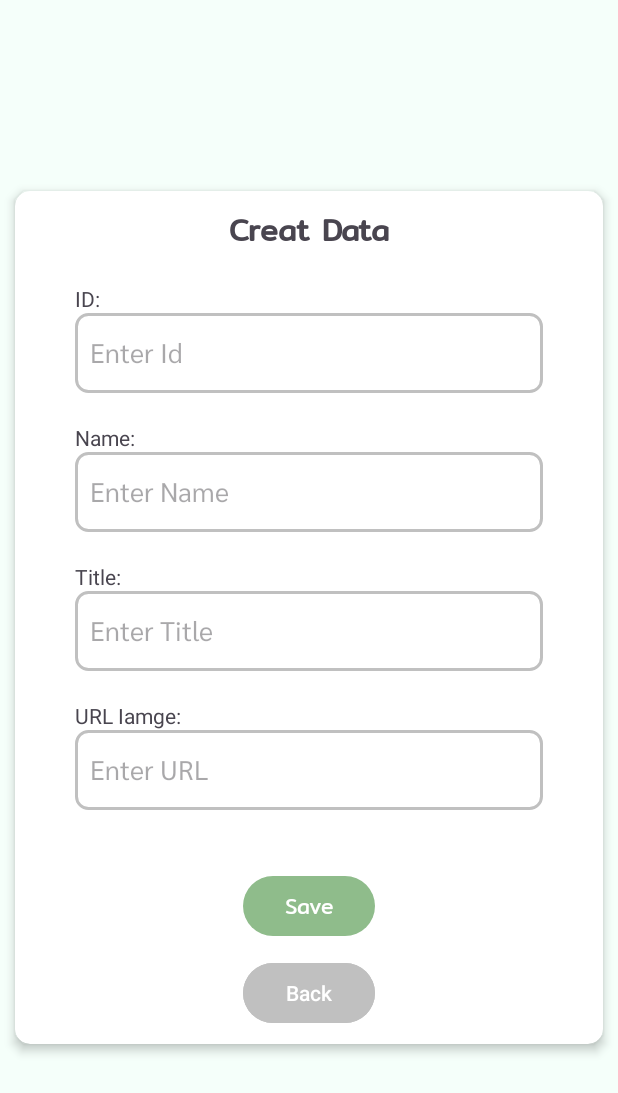
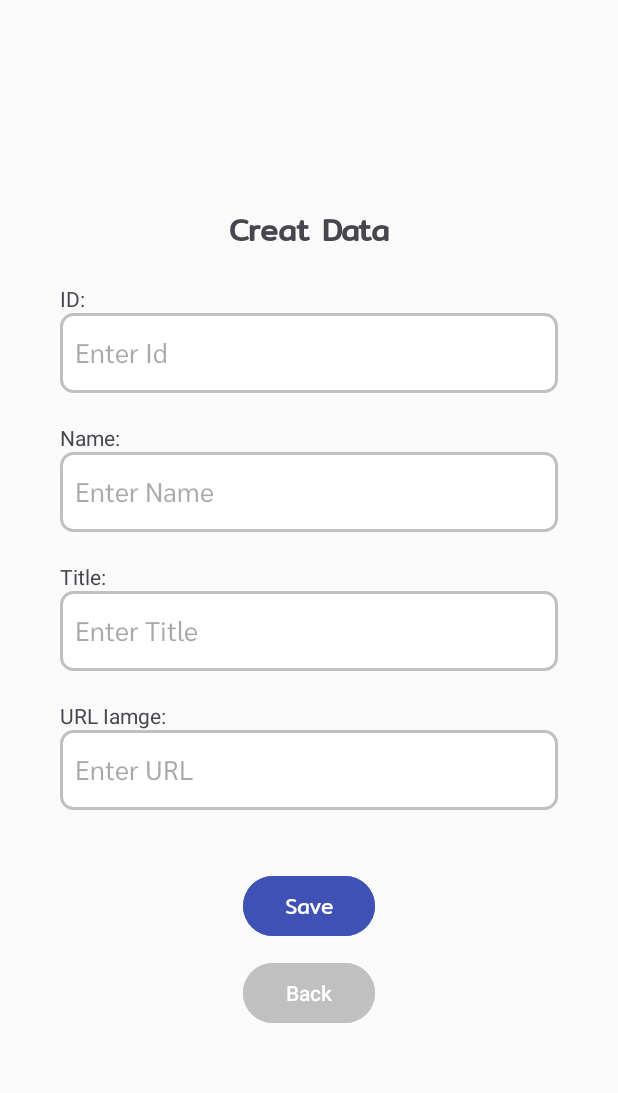
Before and after one commit to Demithier01/Cactus, an Android app: the AddDataFragment screen opened through its navigation route, on a phone screen of 412 x 824 dp. Shown: the top 1093 px of the screen. Run offline under Robolectric (Android 15) with nearby library versions, the phone set to English and light mode, and no system bars.

Commit message:
update UI

```diff
--- a/app/src/main/java/com/example/cactus/AddDataFragment.kt
+++ b/app/src/main/java/com/example/cactus/AddDataFragment.kt
@@ -10,8 +10,10 @@ import androidx.lifecycle.ViewModelProvider
 import androidx.navigation.fragment.findNavController
 import com.example.cactus.api.RetrofitInstance
 import com.example.cactus.api.SpeciesService
+import com.example.cactus.api.SpeciesServiceFactory
 import com.example.cactus.databinding.FragmentAddDataBinding
 import com.example.cactus.model.SpeciesItem
+import com.example.cactus.retrofit.RetrofitViewModel
 
 class AddDataFragment : Fragment() {
     private lateinit var binding: FragmentAddDataBinding
--- a/app/src/main/java/com/example/cactus/DetailFragment.kt
+++ b/app/src/main/java/com/example/cactus/DetailFragment.kt
@@ -18,7 +18,6 @@ class DetailFragment : Fragment() {
        binding = FragmentDetailBinding.inflate(inflater,container,false)
        return binding.root
     }
-
     override fun onViewCreated(view: View, savedInstanceState: Bundle?) {
         super.onViewCreated(view, savedInstanceState)
 
--- a/app/src/main/java/com/example/cactus/UpdateFragment.kt
+++ b/app/src/main/java/com/example/cactus/UpdateFragment.kt
@@ -10,8 +10,10 @@ import androidx.lifecycle.ViewModelProvider
 import androidx.navigation.fragment.findNavController
 import com.example.cactus.api.RetrofitInstance
 import com.example.cactus.api.SpeciesService
+import com.example.cactus.api.SpeciesServiceFactory
 import com.example.cactus.databinding.FragmentUpdateBinding
 import com.example.cactus.model.SpeciesItem
+import com.example.cactus.retrofit.RetrofitViewModel
 
 class UpdateFragment : Fragment() {
     private lateinit var binding: FragmentUpdateBinding
--- a/app/src/main/java/com/example/cactus/SpeciesServiceFactory.kt
+++ b/app/src/main/java/com/example/cactus/api/SpeciesServiceFactory.kt
@@ -1,8 +1,8 @@
-package com.example.cactus
+package com.example.cactus.api
 
 import androidx.lifecycle.ViewModel
 import androidx.lifecycle.ViewModelProvider
-import com.example.cactus.api.SpeciesService
+import com.example.cactus.retrofit.RetrofitViewModel
 
 class SpeciesServiceFactory(private val speciesService: SpeciesService) : ViewModelProvider.Factory {
     override fun <T : ViewModel> create(modelClass: Class<T>): T {
--- a/app/src/main/java/com/example/cactus/RetrofitFragment.kt
+++ b/app/src/main/java/com/example/cactus/retrofit/RetrofitFragment.kt
@@ -1,4 +1,4 @@
-package com.example.cactus
+package com.example.cactus.retrofit
 
 import android.os.Bundle
 import androidx.fragment.app.Fragment
@@ -6,13 +6,14 @@ import android.view.LayoutInflater
 import android.view.View
 import android.view.ViewGroup
 import android.widget.Toast
-import androidx.appcompat.app.AlertDialog
 import androidx.lifecycle.Observer
 import androidx.lifecycle.ViewModelProvider
 import androidx.navigation.fragment.findNavController
 import androidx.recyclerview.widget.LinearLayoutManager
+import com.example.cactus.R
 import com.example.cactus.api.RetrofitInstance
 import com.example.cactus.api.SpeciesService
+import com.example.cactus.api.SpeciesServiceFactory
 import com.example.cactus.databinding.FragmentRetrofitBinding
 import com.example.cactus.model.SpeciesItem
 import com.example.cactus.view.SpeciesAdapter
--- a/app/src/main/java/com/example/cactus/RetrofitViewModel.kt
+++ b/app/src/main/java/com/example/cactus/retrofit/RetrofitViewModel.kt
@@ -1,4 +1,4 @@
-package com.example.cactus
+package com.example.cactus.retrofit
 
 import android.util.Log
 import androidx.lifecycle.LiveData
--- a/app/src/main/java/com/example/cactus/view/SpeciesAdapter.kt
+++ b/app/src/main/java/com/example/cactus/view/SpeciesAdapter.kt
@@ -3,11 +3,10 @@ package com.example.cactus.view
 import android.content.Context
 import android.view.LayoutInflater
 import android.view.ViewGroup
-import androidx.appcompat.app.AlertDialog
 import androidx.recyclerview.widget.RecyclerView
 import com.bumptech.glide.Glide
 import com.example.cactus.R
-import com.example.cactus.RetrofitViewModel
+import com.example.cactus.retrofit.RetrofitViewModel
 import com.example.cactus.databinding.RetrofitItemBinding
 import com.example.cactus.model.SpeciesItem
 import com.google.android.material.dialog.MaterialAlertDialogBuilder
--- a/app/src/main/res/drawable/border_update.xml
+++ b/app/src/main/res/drawable/border_update.xml
@@ -1,7 +1,7 @@
 <?xml version="1.0" encoding="utf-8"?>
 <shape xmlns:android="http://schemas.android.com/apk/res/android">
 
-<!--    <solid android:color="@color/colorWhite"/>    &lt;!&ndash; พื้นหลัง &ndash;&gt;-->
+    <solid android:color="@color/colorWhite"/>    <!-- พื้นหลัง -->
     <corners android:radius="8dp"/> <!-- องศาของขอบ -->
     <stroke android:color="@color/Silver"
         android:width="2dp"/> <!-- สีขอบ และ ขนาดของขอบ -->
--- a/app/src/main/res/layout/fragment_add_data.xml
+++ b/app/src/main/res/layout/fragment_add_data.xml
@@ -3,17 +3,8 @@
     xmlns:tools="http://schemas.android.com/tools"
     android:layout_width="match_parent"
     android:layout_height="match_parent"
-    xmlns:app="http://schemas.android.com/apk/res-auto"
     tools:context=".AddDataFragment"
-    android:background="@color/colorMintCream">
-
-    <androidx.cardview.widget.CardView
-        android:layout_width="match_parent"
-        android:layout_height="wrap_content"
-        app:cardCornerRadius="10dp"
-        app:cardElevation="4dp"
-        android:layout_margin="10dp"
-        android:layout_gravity="center">
+    android:background="#FAFAFA">
 
         <LinearLayout
             android:layout_width="match_parent"
@@ -47,7 +38,8 @@
                 android:background="@drawable/border_update"
                 android:padding="10dp"
                 android:fontFamily="@font/sarabun_regular"
-                android:hint="Enter Id"/>
+                android:hint="Enter Id"
+                android:inputType="number"/>
 
             <TextView
                 android:layout_width="wrap_content"
@@ -110,6 +102,7 @@
                 android:layout_gravity="center"
                 android:layout_marginTop="40dp"
                 android:fontFamily="@font/mitr_regular"
+                android:backgroundTint="@color/colorPrimary"
                 android:text="Save" />
             <Button
                 android:id="@+id/btnBack"
@@ -121,9 +114,6 @@
                 android:text="Back"
                 android:backgroundTint="@color/Silver"/>
 
-
         </LinearLayout>
 
-    </androidx.cardview.widget.CardView>
-
 </FrameLayout>
--- a/app/src/main/res/layout/retrofit_item.xml
+++ b/app/src/main/res/layout/retrofit_item.xml
@@ -10,7 +10,7 @@
         android:layout_margin="10dp"
         app:cardElevation="4dp"
         app:cardCornerRadius="8dp"
-        android:background="@color/colorFloralWhite">
+        android:background="@color/colorWhite">
 
         <LinearLayout
             android:layout_width="match_parent"
--- a/app/src/main/res/navigation/nav_graph.xml
+++ b/app/src/main/res/navigation/nav_graph.xml
@@ -7,7 +7,7 @@
 
     <fragment
         android:id="@+id/retrofitFragment"
-        android:name="com.example.cactus.RetrofitFragment"
+        android:name="com.example.cactus.retrofit.RetrofitFragment"
         android:label="fragment_retrofit"
         tools:layout="@layout/fragment_retrofit" >
         <action
--- a/build.gradle.kts
+++ b/build.gradle.kts
@@ -10,6 +10,6 @@ buildscript {
 }
 // Top-level build file where you can add configuration options common to all sub-projects/modules.
 plugins {
-    id("com.android.application") version "8.2.1" apply false
+    id("com.android.application") version "8.2.2" apply false
     id("org.jetbrains.kotlin.android") version "1.9.0" apply false
 }
```
Also changed, not shown: app/src/main/res/layout/fragment_retrofit.xml (+23 -11 lines), app/src/main/res/layout/fragment_update.xml (+3 -18 lines).
